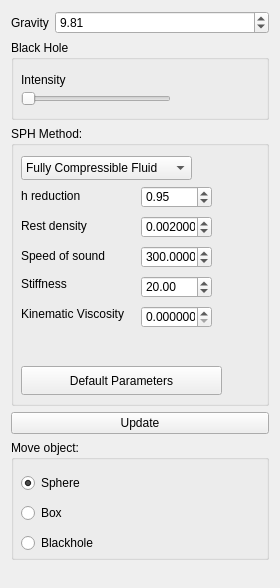
locoxsoco/computer-animation-simulation, file forms/widgetsph_watercube.ui: the form before one commit.
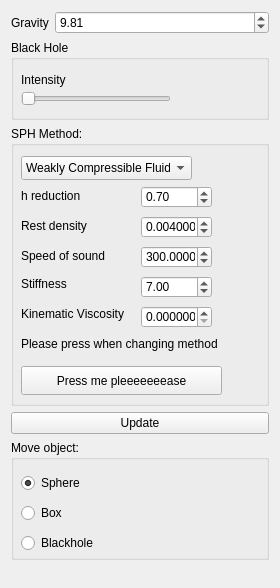
The form after the commit.

Commit message: Adjust parameters for tests

```diff
--- a/forms/widgetsph_watercube.ui
+++ b/forms/widgetsph_watercube.ui
@@ -213,7 +213,7 @@
        <double>0.010000000000000</double>
       </property>
       <property name="value">
-       <double>0.950000000000000</double>
+       <double>0.700000000000000</double>
       </property>
      </widget>
      <widget class="QDoubleSpinBox" name="spinBox_rest_density">
@@ -235,7 +235,7 @@
        <double>0.000100000000000</double>
       </property>
       <property name="value">
-       <double>0.002000000000000</double>
+       <double>0.004000000000000</double>
       </property>
      </widget>
      <widget class="QDoubleSpinBox" name="spinBox_c">
@@ -266,6 +266,9 @@
         <height>24</height>
        </rect>
       </property>
+      <property name="currentIndex">
+       <number>1</number>
+      </property>
       <item>
        <property name="text">
         <string>Fully Compressible Fluid</string>
@@ -334,7 +337,7 @@
        </rect>
       </property>
       <property name="value">
-       <double>20.000000000000000</double>
+       <double>7.000000000000000</double>
       </property>
      </widget>
      <widget class="QPushButton" name="btnDefaultParameters">
@@ -347,7 +350,20 @@
        </rect>
       </property>
       <property name="text">
-       <string>Default Parameters</string>
+       <string>Press me pleeeeeeease</string>
+      </property>
+     </widget>
+     <widget class="QLabel" name="label_7">
+      <property name="geometry">
+       <rect>
+        <x>10</x>
+        <y>210</y>
+        <width>231</width>
+        <height>16</height>
+       </rect>
+      </property>
+      <property name="text">
+       <string>Please press when changing method</string>
       </property>
      </widget>
     </widget>
```
The commit also changes 2 other files.
